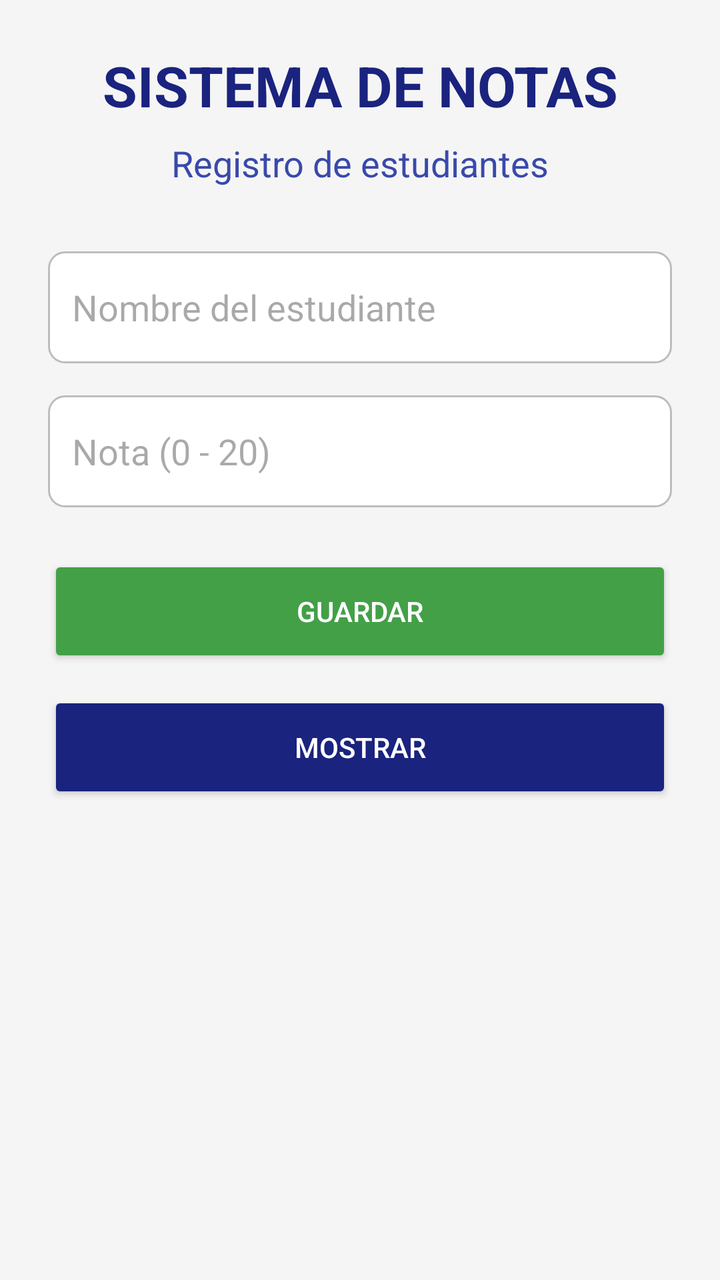
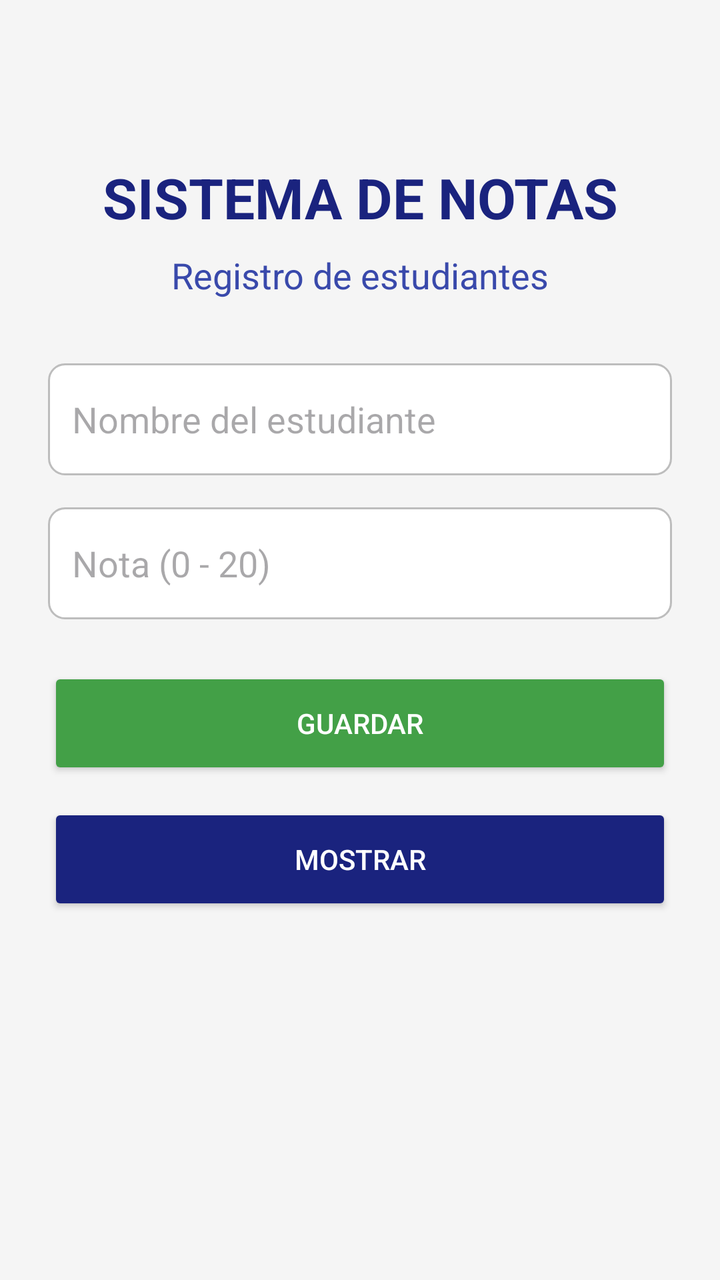

Screens rendered from an Android XML layout before and after an edit, with the pre-edit source and the edit as a unified diff.
<!-- AndroidManifest.xml: application theme Theme.Sistemas_Notas -->
<!-- res/layout/activity_main.xml -->
<?xml version="1.0" encoding="utf-8"?>
<ScrollView xmlns:android="http://schemas.android.com/apk/res/android"
    xmlns:app="http://schemas.android.com/apk/res-auto"
    xmlns:tools="http://schemas.android.com/tools"
    android:layout_width="match_parent"
    android:layout_height="match_parent"
    android:background="@color/backgroundColor"
    android:fillViewport="true"
    tools:context=".MainActivity">

    <LinearLayout
        android:layout_width="match_parent"
        android:layout_height="wrap_content"
        android:orientation="vertical"
        android:padding="24dp">

        <TextView
            android:layout_width="match_parent"
            android:layout_height="wrap_content"
            android:text="@string/title_main"
            android:textColor="@color/primaryColor"
            android:textSize="28sp"
            android:textStyle="bold"
            android:gravity="center"
            android:layout_marginBottom="8dp"/>

        <TextView
            android:layout_width="match_parent"
            android:layout_height="wrap_content"
            android:text="@string/subtitle_main"
            android:textColor="@color/primaryLightColor"
            android:textSize="18sp"
            android:gravity="center"
            android:layout_marginBottom="32dp"/>

        <EditText
            android:id="@+id/etName"
            android:layout_width="match_parent"
            android:layout_height="56dp"
            android:hint="@string/hint_name"
            android:inputType="textPersonName"
            android:background="@drawable/edit_text_border"
            android:paddingStart="12dp"
            android:paddingEnd="12dp"
            android:layout_marginBottom="16dp"
            android:autofillHints="name" />

        <EditText
            android:id="@+id/etGrade"
            android:layout_width="match_parent"
            android:layout_height="56dp"
            android:hint="@string/hint_grade"
            android:inputType="number"
            android:background="@drawable/edit_text_border"
            android:paddingStart="12dp"
            android:paddingEnd="12dp"
            android:layout_marginBottom="24dp"
            android:autofillHints="none" />

        <Button
            android:id="@+id/btnSave"
            android:layout_width="match_parent"
            android:layout_height="56dp"
            android:text="@string/btn_save"
            android:backgroundTint="@color/secondaryColor"
            android:textColor="@color/white"
            android:layout_marginBottom="12dp"
            app:cornerRadius="8dp"/>

        <Button
            android:id="@+id/btnShow"
            android:layout_width="match_parent"
            android:layout_height="56dp"
            android:text="@string/btn_show"
            android:backgroundTint="@color/primaryColor"
            android:textColor="@color/white"
            android:layout_marginBottom="32dp"
            app:cornerRadius="8dp"/>

        <TextView
            android:id="@+id/tvResults"
            android:layout_width="match_parent"
            android:layout_height="wrap_content"
            android:text=""
            android:textColor="@color/textColor"
            android:textSize="16sp"
            android:lineSpacingExtra="4dp"/>

    </LinearLayout>
</ScrollView>
<!-- resources referenced by this layout -->
<resources>
  <color name="backgroundColor">#F5F5F5</color>
  <color name="primaryColor">#1A237E</color>
  <color name="primaryLightColor">#3949AB</color>
  <color name="secondaryColor">#43A047</color>
  <color name="textColor">#212121</color>
  <color name="white">#FFFFFF</color>
  <!-- drawable edit_text_border (drawable) -->
  <?xml version="1.0" encoding="utf-8"?>
  <shape xmlns:android="http://schemas.android.com/apk/res/android">
      <solid android:color="@color/white" />
      <stroke
          android:width="1dp"
          android:color="@color/gray" />
      <corners android:radius="8dp" />
  </shape>
  <string name="btn_save">GUARDAR</string>
  <string name="btn_show">MOSTRAR</string>
  <string name="hint_grade">Nota (0 - 20)</string>
  <string name="hint_name">Nombre del estudiante</string>
  <string name="subtitle_main">Registro de estudiantes</string>
  <string name="title_main">SISTEMA DE NOTAS</string>
  <style name="Theme.Sistemas_Notas" parent="Base.Theme.Sistemas_Notas" />
  <color name="gray">#BDBDBD</color>
  <style name="Base.Theme.Sistemas_Notas" parent="Theme.Material3.DayNight.NoActionBar">
          
          
      </style>
</resources>

<!-- the commit's change to res/layout/activity_main.xml (unified diff, before → after) -->
@@ -12,7 +12,10 @@
         android:layout_width="match_parent"
         android:layout_height="wrap_content"
         android:orientation="vertical"
-        android:padding="24dp">
+        android:paddingStart="24dp"
+        android:paddingEnd="24dp"
+        android:paddingTop="80dp"
+        android:paddingBottom="24dp">
 
         <TextView
             android:layout_width="match_parent"
